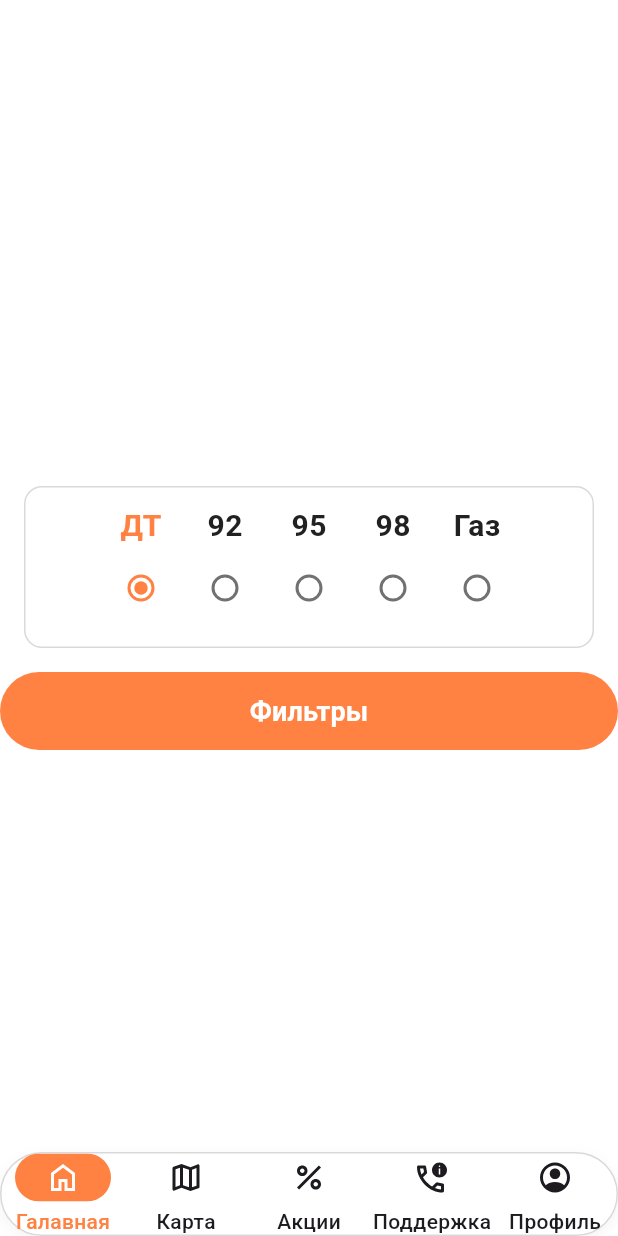
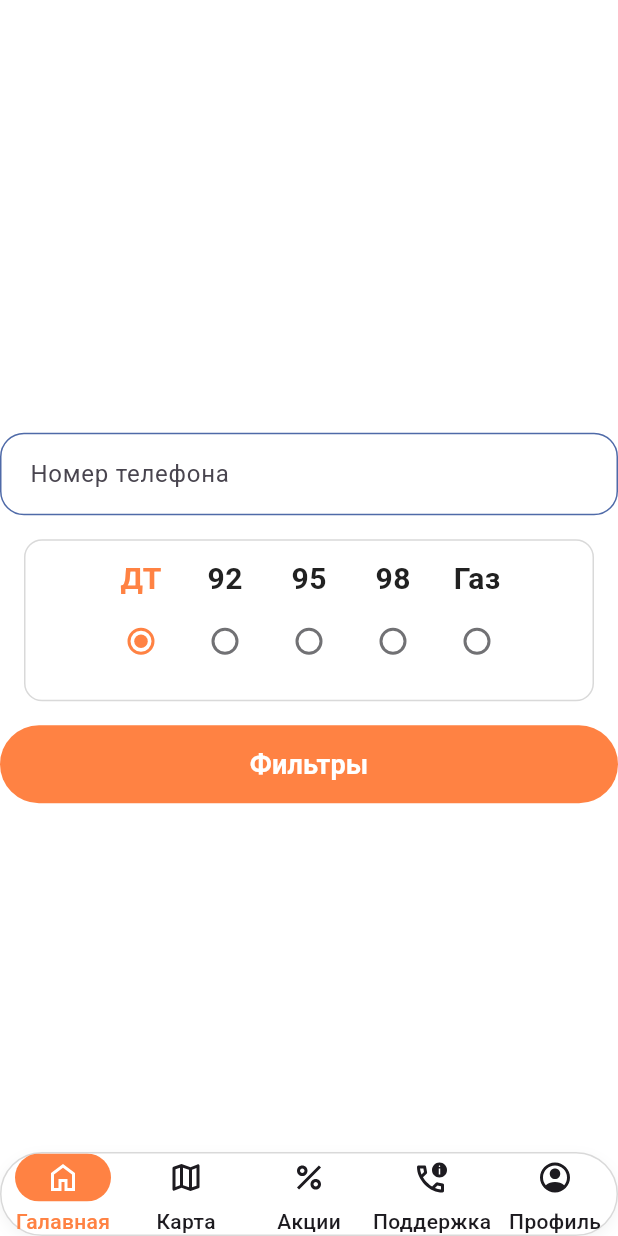
Before and after one commit to ArrGagiev/inforcom, a Flutter app: the screen it shows after launch, on a phone screen of 412 x 824 dp. Run offline on Flutter 3.47's test engine with Material 3 defaults, Android fonts, the phone set to English and light mode, and no system bars; drawn by our look-alikes of persistent_bottom_nav_bar_v2; our stand-ins replace flutter_svg, mask_text_input_formatter; Roboto replaces fonts that are missing (RobotoFlex).

Commit message:
added app text form reference code

```diff
--- /dev/null
+++ b/lib/core/services/mask_formatter.dart
@@ -0,0 +1,9 @@
+import 'package:mask_text_input_formatter/mask_text_input_formatter.dart';
+
+class MaskFormatter {
+  static MaskTextInputFormatter appMaskFormatter = MaskTextInputFormatter(
+    mask: '+7 ### ### ## ##',
+    filter: {"#": RegExp(r'[0-9]')},
+    type: MaskAutoCompletionType.lazy,
+  );
+}
--- /dev/null
+++ b/lib/core/widgets/text_form/app_text_form.dart
@@ -0,0 +1,146 @@
+
+import 'package:flutter/material.dart';
+import 'package:flutter_svg/svg.dart';
+import 'package:inforcom/core/resources/app_colors.dart';
+import 'package:inforcom/core/resources/app_text_styles.dart';
+import 'package:inforcom/core/services/mask_formatter.dart';
+
+enum ValidationType {
+  number,
+  email,
+  min3Chars,
+}
+
+class AppTextForm extends StatefulWidget {
+  const AppTextForm({
+    super.key,
+    this.type,
+    this.maxLines,
+    required this.labelText,
+    required this.controller,
+    this.onValidation,
+  });
+
+  final ValidationType? type;
+  final int? maxLines;
+  final String labelText;
+  final TextEditingController? controller;
+  final bool Function(bool isValid)? onValidation;
+
+  @override
+  State<AppTextForm> createState() => _AppTextFormState();
+}
+
+class _AppTextFormState extends State<AppTextForm> {
+  final _formKey = GlobalKey<FormState>();
+  bool _showErrorIcon = false; //для отображения иконки ошибки
+  bool _isValid = false; //для отображения валидации
+
+  void _onSubmit() {
+    _formKey.currentState!.validate();
+  }
+
+  // @override
+  // void dispose() {
+  //   widget.controller.dispose();
+  //   super.dispose();
+  // }
+
+  String? _validateInput(String? value) {
+    if (value != null) {
+      switch (widget.type) {
+        case ValidationType.number:
+          final unmaskedText = MaskFormatter.appMaskFormatter.unmaskText(value);
+          if (!RegExp(r"^\+?\d{10,13}$").hasMatch(unmaskedText)) {
+            _showErrorIcon = true;
+            _isValid = false;
+            widget.onValidation!(_isValid);
+            return 'Некорректный номер телефона';
+          }
+          break;
+        case ValidationType.email:
+          if (!RegExp(
+                  r"^[a-zA-Z0-9.a-zA-Z0-9.!#$%&'*+/=?^_`{|}~-]+@[a-zA-Z0-9-]+(?:\.[a-zA-Z0-9-]+)*$")
+              .hasMatch(value)) {
+            _showErrorIcon = true;
+            _isValid = false;
+            widget.onValidation!(_isValid);
+            return 'Некорректный email';
+          }
+          break;
+        case ValidationType.min3Chars:
+          if (value.length < 3) {
+            _showErrorIcon = true;
+            _isValid = false;
+            widget.onValidation!(_isValid);
+            return 'Введите не менее 3 символов';
+          }
+          break;
+        default:
+          return null;
+      }
+    }
+    _showErrorIcon = false;
+    widget.onValidation!(_isValid = true);
+    return null;
+  }
+
+  @override
+  Widget build(BuildContext context) {
+    return Form(
+      key: _formKey,
+      child: TextFormField(
+        inputFormatters:
+            ValidationType.number == widget.type ? [MaskFormatter.appMaskFormatter] : null,
+        controller: widget.controller,
+        maxLines: widget.maxLines,
+        keyboardType: ValidationType.number == widget.type ? TextInputType.number : null,
+        onTapOutside: (PointerDownEvent event) {
+          FocusManager.instance.primaryFocus?.unfocus();
+        },
+        // вводимый текст
+        style: AppTextStyles.body1, //todo: меняется вместе с темой <---
+        decoration: inputDecoration.copyWith(
+          labelText: widget.labelText,
+          suffixIcon: _showErrorIcon
+              ? Padding(
+                  padding: const EdgeInsets.only(right: 16),
+                  child: SvgPicture.asset('assets/icons/error_icon.svg'),
+                )
+              : null,
+        ),
+        //----------------------------------------------------------------------
+        validator: _validateInput,
+        onChanged: (text) => setState(() {
+          _onSubmit();
+        }),
+        //----------------------------------------------------------------------
+      ),
+    );
+  }
+}
+
+OutlineInputBorder _otlineBorder({required Color color}) {
+  return OutlineInputBorder(
+    borderSide: BorderSide(color: color, width: 1),
+    borderRadius: const BorderRadius.all(Radius.circular(16)),
+  );
+}
+
+final inputDecoration = InputDecoration(
+  contentPadding: const EdgeInsets.all(16),
+  // бордеры
+  border: _otlineBorder(color: AppColors.lightGray),
+  errorBorder: _otlineBorder(color: AppColors.red),
+  enabledBorder: _otlineBorder(color: AppColors.accent2),
+  focusedBorder: _otlineBorder(color: AppColors.accent2),
+  disabledBorder: _otlineBorder(color: AppColors.lightGray),
+  // текст плавающего заголовка ---------------------------------------------------
+  alignLabelWithHint: false, //никогда не наверху
+  // floatingLabelBehavior: FloatingLabelBehavior.auto,
+  // labelStyle: AppTypography.bodyLarge.copyWith(color: AppColors.gray),
+  // floatingLabelStyle: AppTypography.bodySmall.copyWith(color: AppColors.gray),
+  // ------------------------------------------------------------------------------
+  errorStyle: AppTextStyles.title3.copyWith(color: AppColors.red),
+  suffixIconConstraints: const BoxConstraints(minWidth: 20, minHeight: 20),
+);
--- a/lib/features/main/main_page.dart
+++ b/lib/features/main/main_page.dart
@@ -1,6 +1,7 @@
 import 'package:flutter/material.dart';
 import 'package:inforcom/core/services/primary_bottom_sheet.dart';
 import 'package:inforcom/core/widgets/buttons/primary_button.dart';
+import 'package:inforcom/core/widgets/text_form/app_text_form.dart';
 import 'package:inforcom/features/map/widgets/filters/fuel_list_layout.dart';
 import 'package:inforcom/features/profile/widgets/fuel_type_selector.dart';
 
@@ -13,6 +14,9 @@ class MainPage extends StatelessWidget {
       child: Column(
         mainAxisAlignment: MainAxisAlignment.center,
         children: [
+          AppTextForm(labelText: 'Номер телефона', controller: null,),
+          // TextFormField(),
+          const SizedBox(height: 16),
           FuelTypeSelector(),
           const SizedBox(height: 16),
           PrimaryButton(
--- a/pubspec.yaml
+++ b/pubspec.yaml
@@ -13,6 +13,7 @@ dependencies:
   cupertino_icons: ^1.0.8
   persistent_bottom_nav_bar_v2: ^6.1.0
   flutter_svg: ^2.2.0
+  mask_text_input_formatter: ^2.9.0
 
 dev_dependencies:
   flutter_test:
```
Also changed, not shown: pubspec.lock.
